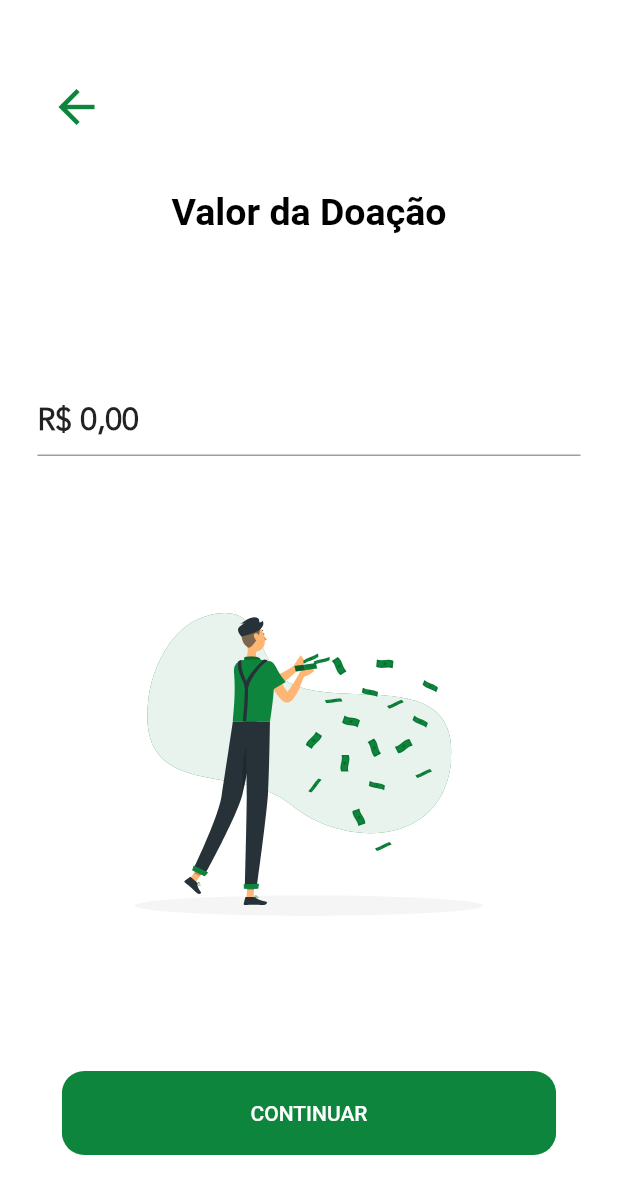
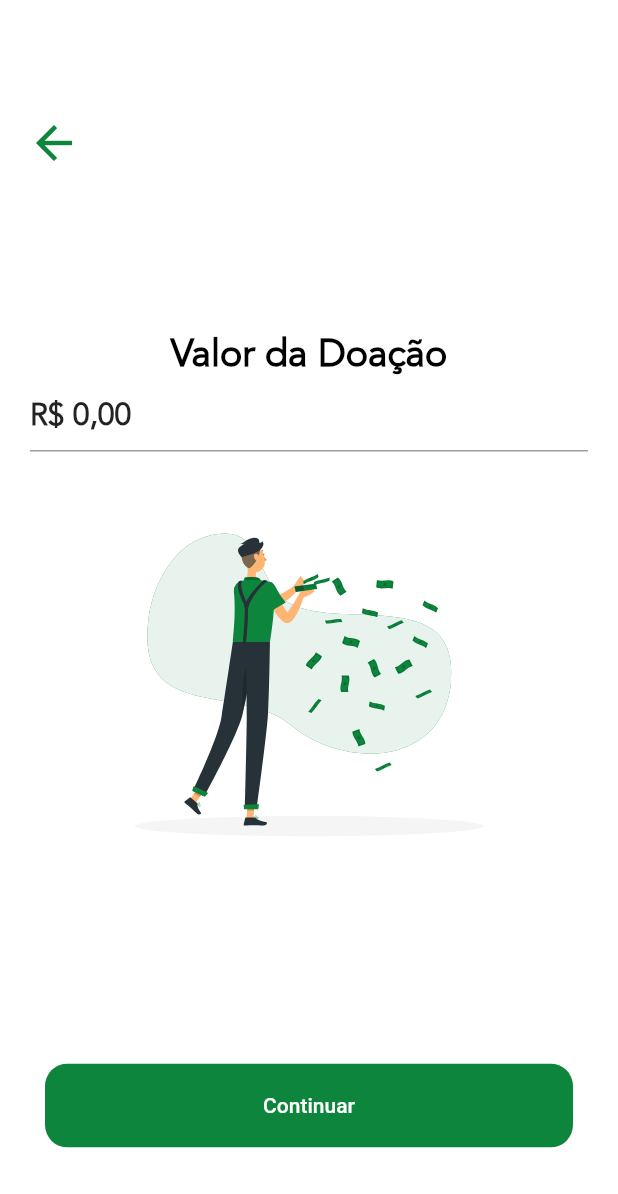
Before and after one commit to Lucasvor/colaboreapp, a Flutter app: the ValorDoacaoForm screen opened directly, on a phone screen of 412 x 824 dp. Shown: the top 1194 px of the screen. Run offline on Flutter 3.47's test engine with Material 2 defaults, Android fonts, the phone set to English and light mode, and no system bars; drawn by our look-alikes of auto_size_text; our stand-ins replace bloc, cached_network_image, carousel_slider, cloud_firestore, date_format, equatable and 8 more; missing offline and left inert: cpf_cnpj_validator; accounts and stored records are empty; generated files the repository leaves out were written again.

Commit message:
att ultima

```diff
--- a/lib/Screens/ValorDoacao/valorDoacao.dart
+++ b/lib/Screens/ValorDoacao/valorDoacao.dart
@@ -59,19 +59,20 @@ class _ValorDoacaoState extends State<ValorDoacaoForm> {
       DeviceOrientation.portraitDown,
     ]);
     return Scaffold(
-      body: Container(
+      body: SingleChildScrollView(
+        child: Container(
           width: double.infinity,
           height: size.height,
+          child: Padding(
+            padding: const EdgeInsets.fromLTRB(10, 20, 10, 0),
             child: Form(
-            child: Padding(
-          padding: EdgeInsets.all(25),
-          child: SingleChildScrollView(
                 child: Column(
+              mainAxisAlignment: MainAxisAlignment.spaceAround,
+              crossAxisAlignment: CrossAxisAlignment.stretch,
               children: <Widget>[
-                Padding(
-                  padding: const EdgeInsets.fromLTRB(0, 20, 0, 0),
-                  child: Row(
+                Row(
                   mainAxisAlignment: MainAxisAlignment.start,
+                  crossAxisAlignment: CrossAxisAlignment.start,
                   children: <Widget>[
                     IconButton(
                       icon: Icon(Icons.arrow_back),
@@ -82,11 +83,15 @@ class _ValorDoacaoState extends State<ValorDoacaoForm> {
                         Navigator.of(context).pop();
                       },
                     ),
-                      ]),
+                  ],
                 ),
                 Padding(
-                    padding: const EdgeInsets.fromLTRB(0, 30, 0, 0),
-                    child: Row(
+                  padding: const EdgeInsets.fromLTRB(10, 0, 10, 0),
+                  child: Column(
+                    mainAxisAlignment: MainAxisAlignment.spaceEvenly,
+                    crossAxisAlignment: CrossAxisAlignment.stretch,
+                    children: <Widget>[
+                      Row(
                         mainAxisAlignment: MainAxisAlignment.center,
                         children: <Widget>[
                           AutoSizeText.rich(
@@ -94,17 +99,15 @@ class _ValorDoacaoState extends State<ValorDoacaoForm> {
                             style: TextStyle(
                               color: Colors.black,
                               fontWeight: FontWeight.bold,
-                            fontFamily: 'avenir_next_bold.otf',
+                              fontFamily: 'Avenir',
                             ),
                             minFontSize: 25,
                             maxFontSize: 30,
                             textAlign: TextAlign.center,
                           ),
                         ],
-                    )),
-                Padding(
-                  padding: const EdgeInsets.fromLTRB(0, 100, 0, 0),
-                  child: TextFormField(
+                      ),
+                      TextFormField(
                         controller: valorController,
                         keyboardType: TextInputType.number,
                         // ignore: deprecated_member_use
@@ -119,22 +122,18 @@ class _ValorDoacaoState extends State<ValorDoacaoForm> {
                               vertical: 0, horizontal: 0),
                         ),
                       ),
-                ),
-                Container(
-                  child: Padding(
-                    padding: const EdgeInsets.fromLTRB(0, 50, 0, 0),
-                    child: SvgPicture.asset(
+                      SvgPicture.asset(
                         "assets/images/Make_it_rain-rafiki.svg",
                         height: 300,
                         width: 300,
                       ),
+                    ],
                   ),
                 ),
-                Container(
-                  child: Padding(
-                    padding: const EdgeInsets.fromLTRB(0, 50, 0, 0),
+                Padding(
+                  padding: const EdgeInsets.fromLTRB(20, 0, 20, 0),
                   child: RoundedButton(
-                      text: "CONTINUAR",
+                    text: "Continuar",
                     press: () async {
                       //aqui deve ir a tela de pagamento.
                       Navigator.push(
@@ -152,11 +151,10 @@ class _ValorDoacaoState extends State<ValorDoacaoForm> {
                     },
                   ),
                 ),
-                ),
               ],
+            )),
           ),
         ),
-        )),
       ),
     );
   }
```
Also changed, not shown: lib/Screens/Comprovante/Pagamento.dart (+46 -3 lines). Lines whose indentation alone changed are shown as unchanged.
